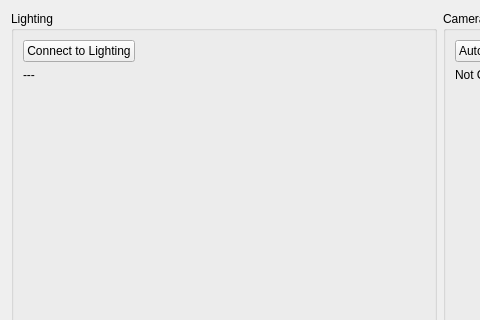
michaelwh/rticap, file rticap/ui/connect.ui: the form before one commit; both pictures show x 0 to 480 and y 0 to 320 of the 879 by 426 pixel window.
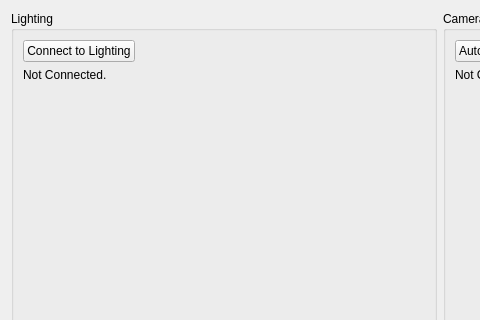
The form after the commit.

Commit message: changed readme, made connect.py look nicer (removed --- and changed to Not Connected)

What changed in the file:
```diff
--- a/rticap/ui/connect.ui
+++ b/rticap/ui/connect.ui
@@ -117,7 +117,7 @@
       <item row="2" column="0">
        <widget class="QLabel" name="lightingMessageLabel">
         <property name="text">
-         <string>---</string>
+         <string>Not Connected.</string>
         </property>
        </widget>
       </item>
```
The commit also changes 3 other files.
